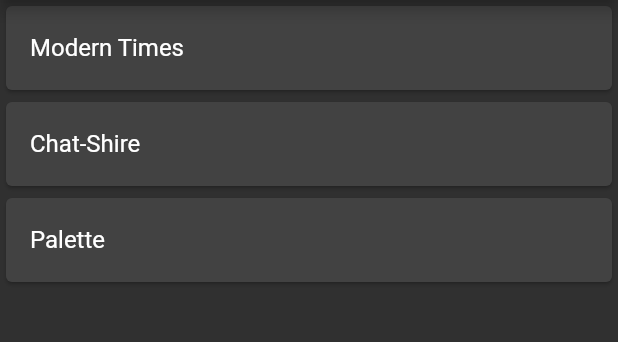
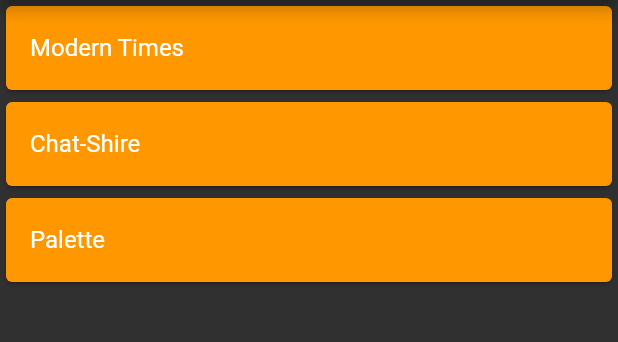
Before and after one commit to airicbear/iu_lyrics, a Flutter app: the screen it shows after launch, on a phone screen of 412 x 824 dp, the part 84-426 px from its top. Run offline on Flutter 3.47's test engine with Material 2 defaults, Android fonts, the phone set to English and light mode, and no system bars.

Commit message:
random colors :)

```diff
--- a/lib/main.dart
+++ b/lib/main.dart
@@ -1,3 +1,5 @@
+import 'dart:math';
+
 import 'package:flutter/material.dart';
 
 void main() => runApp(IULyricsApp());
@@ -30,6 +32,23 @@
 
   final albums = ['Modern Times', 'Chat-Shire', 'Palette'];
 
+  final Random _random = new Random();
+  List<Color> _colors = [Colors.orange, Colors.orange, Colors.orange];
+
+  void _changeColor() {
+    setState(() {
+
+      _colors = [
+        new Color.fromRGBO(
+          _random.nextInt(256), _random.nextInt(256), _random.nextInt(256), 1.0),
+        new Color.fromRGBO(
+          _random.nextInt(256), _random.nextInt(256), _random.nextInt(256), 1.0),
+        new Color.fromRGBO(
+          _random.nextInt(256), _random.nextInt(256), _random.nextInt(256), 1.0)
+      ];
+    });
+  }
+
   @override
   Widget build(BuildContext context) {
     return Scaffold(
@@ -39,10 +58,14 @@
       body: ListView.builder(
         itemCount: albums.length,
         itemBuilder: (context, index) {
-          return Card(
-            child: ListTile(
-              title: Text(albums[index]),
-            ),
+          return GestureDetector(
+            onTap: _changeColor,
+            child: Card(
+              child: ListTile(
+                title: Text(albums[index]),
+              ),
+              color: _colors[index],
+            )
           );
         },
       ),
```
